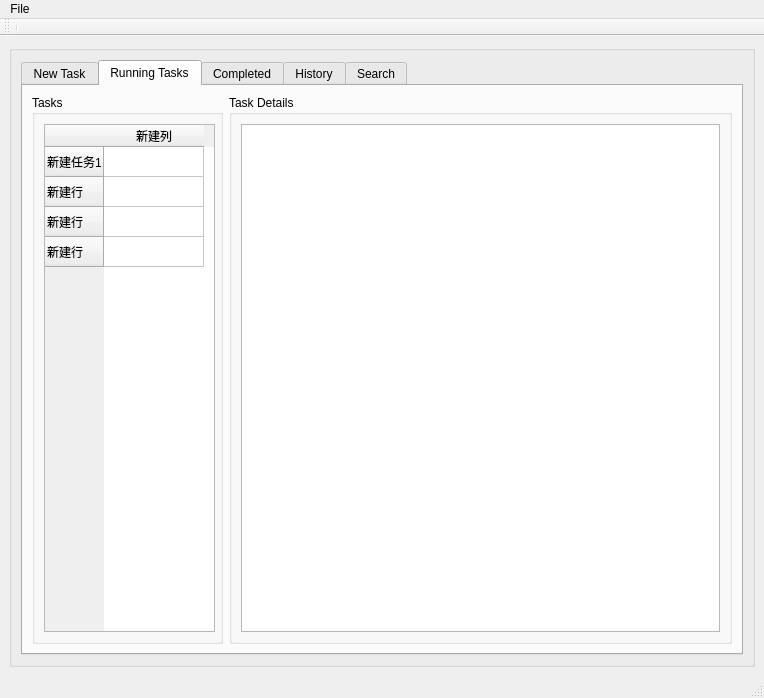
labinxu/enterpriseallknow, file ui_templates/mainframe.ui: the form before one commit.
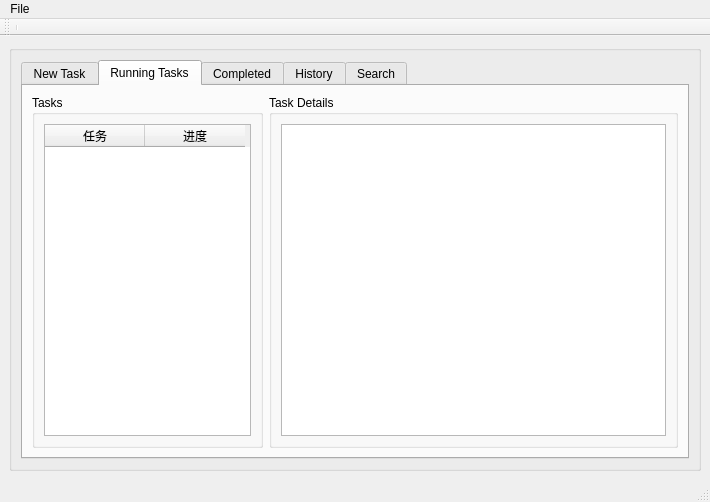
The form after the commit. Custom widgets are drawn as their Qt base class.

```diff
--- a/ui_templates/mainframe.ui
+++ b/ui_templates/mainframe.ui
@@ -7,8 +7,8 @@
    <rect>
     <x>0</x>
     <y>0</y>
-    <width>764</width>
-    <height>698</height>
+    <width>710</width>
+    <height>502</height>
    </rect>
   </property>
   <property name="windowTitle">
@@ -41,7 +41,7 @@
             <widget class="QGroupBox" name="groupBox_tasks">
              <property name="maximumSize">
               <size>
-               <width>191</width>
+               <width>231</width>
                <height>16777215</height>
               </size>
              </property>
@@ -53,39 +53,24 @@
                <widget class="QTableWidget" name="lw_processing_tasks">
                 <property name="minimumSize">
                  <size>
-                  <width>171</width>
+                  <width>100</width>
                   <height>0</height>
                  </size>
                 </property>
                 <property name="maximumSize">
                  <size>
-                  <width>171</width>
+                  <width>300</width>
                   <height>16777215</height>
                  </size>
                 </property>
-                <row>
+                <column>
                  <property name="text">
-                  <string>新建任务1</string>
+                  <string>任务</string>
                  </property>
-                </row>
-                <row>
-                 <property name="text">
-                  <string>新建行</string>
-                 </property>
-                </row>
-                <row>
-                 <property name="text">
-                  <string>新建行</string>
-                 </property>
-                </row>
-                <row>
-                 <property name="text">
-                  <string>新建行</string>
-                 </property>
-                </row>
+                </column>
                 <column>
                  <property name="text">
-                  <string>新建列</string>
+                  <string>进度</string>
                  </property>
                 </column>
                </widget>
@@ -188,8 +173,8 @@
     <rect>
      <x>0</x>
      <y>0</y>
-     <width>764</width>
-     <height>21</height>
+     <width>710</width>
+     <height>23</height>
     </rect>
    </property>
    <widget class="QMenu" name="menuFile">
@@ -209,7 +194,7 @@
     <enum>TopToolBarArea</enum>
    </attribute>
    <attribute name="toolBarBreak">
-    <bool>true</bool>
+    <bool>false</bool>
    </attribute>
    <addaction name="separator"/>
   </widget>
@@ -219,6 +204,20 @@
    </property>
   </action>
  </widget>
+ <customwidgets>
+  <customwidget>
+   <class>TaskRunningTable</class>
+   <extends>QTableWidget</extends>
+   <header>taskrunningtable.h</header>
+  </customwidget>
+ </customwidgets>
+ <tabstops>
+  <tabstop>lw_processing_tasks</tabstop>
+  <tabstop>tw_processing_task_details</tabstop>
+  <tabstop>lw_finished_tasks</tabstop>
+  <tabstop>tabWidget</tabstop>
+  <tabstop>tw_finished_task_details</tabstop>
+ </tabstops>
  <resources/>
  <connections/>
  <designerdata>
```
Left out of the diff: 4 changed lines with no effect on the pictures.
